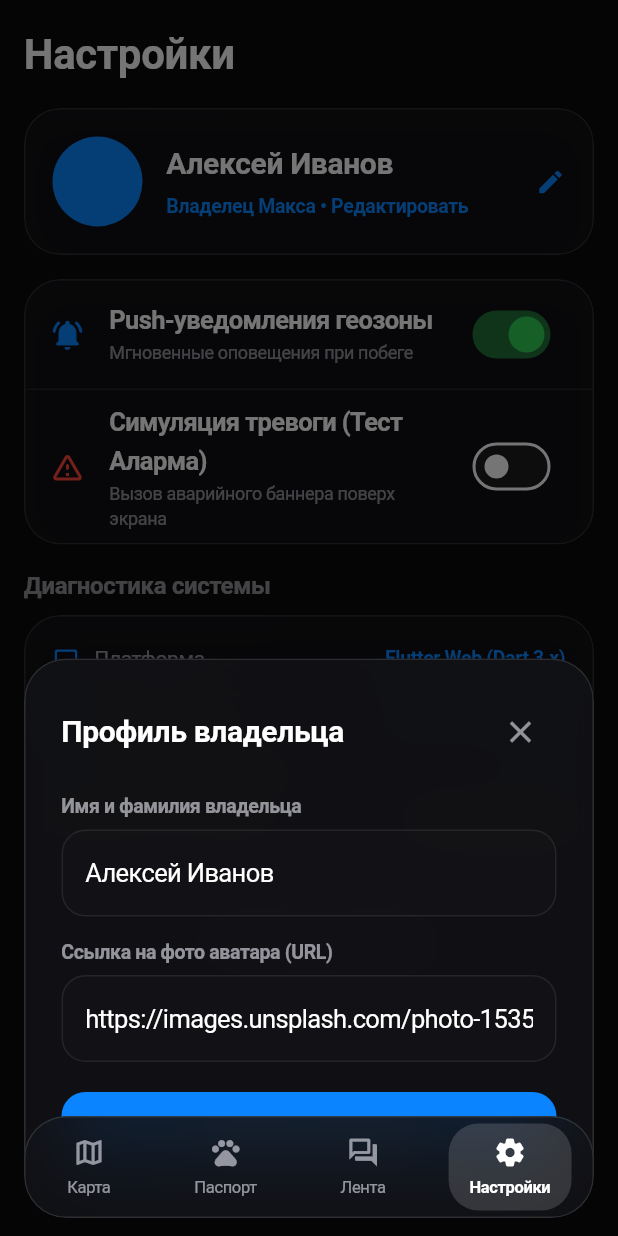
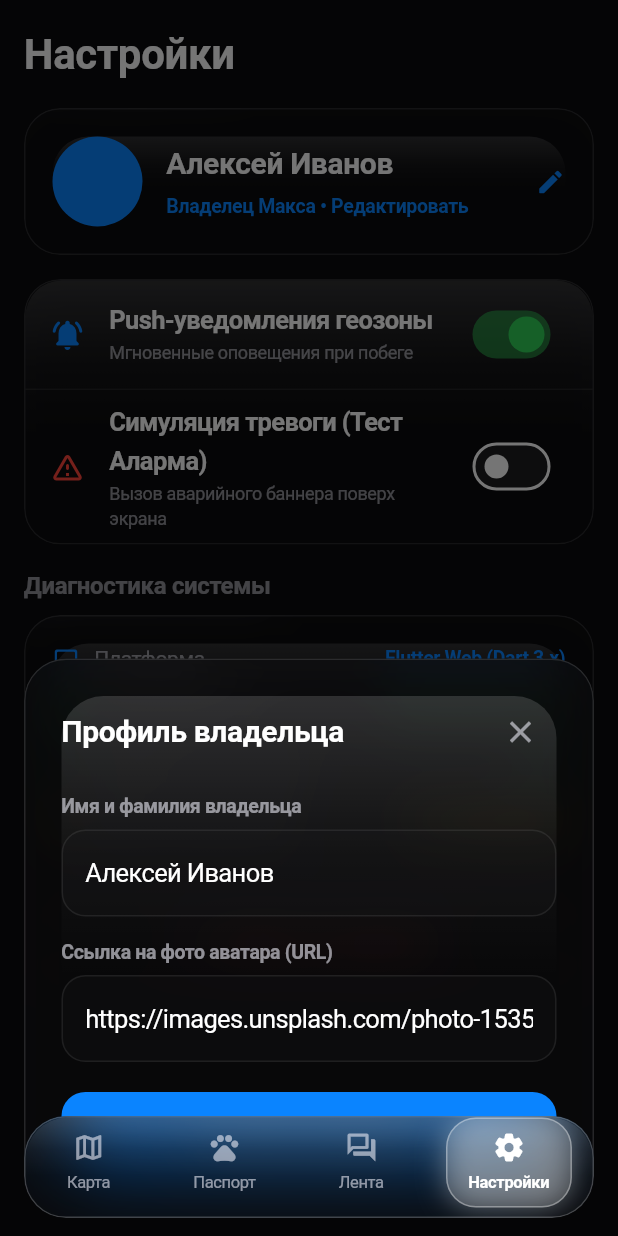
Before and after one commit to dimdimych96/pawconnect_flutter, a Flutter app: the SettingsScreen screen opened by its route, after a tap on "Алексей Иванов", on a phone screen of 412 x 824 dp. Run offline on Flutter 3.47's test engine with Material 3 defaults, Android fonts, the phone set to English and light mode, and no system bars; our stand-ins replace dio, flutter_map, flutter_riverpod, go_router, latlong2; network calls fail.

Commit message:
feat: update deps and refine Liquid Glass design
- Upgrade flutter_map to 8.3.1, latlong2 0.10.1, flutter_secure_storage 11.0.0,
  shared_preferences 2.5.5, cupertino_icons 1.0.9, flutter_lints 6.0.0
- Keep riverpod/go_router on versions compatible with corporate fork (Dart 3.9.2)
- Add Liquid Glass specular sheen gradient to glass surfaces
- Rework tab bar: morphing active pill, press-scale interactivity,
  animated icon swap, translucent glass base with top-edge specular highlight
- Replace deprecated activeColor with activeThumbColor
- Fix default widget test to render PawConnectApp

```diff
--- a/lib/core/theme/colors.dart
+++ b/lib/core/theme/colors.dart
@@ -4,7 +4,9 @@ abstract class AppColors {
   // Primary Obsidian Backgrounds
   static const Color obsidianBackground = Color(0xFF0A0A0C);
   static const Color obsidianCard = Color(0xFF1C1C1E);
-  static const Color obsidianCardTranslucent = Color(0xDC121216);
+  // Translucent glass base — roughly 30% opacity so the blurred content
+  // behind (map tiles, cards) stays clearly visible through the surface.
+  static const Color obsidianCardTranslucent = Color(0x4D121216);
   static const Color obsidianGlassSurface = Color(0x301C1C1E);
 
   // Glass Borders
@@ -33,6 +35,19 @@ abstract class AppColors {
     ],
   );
 
+  // Liquid Glass specular reflection — thin sheen along the very top edge
+  // only, so the glass reads as glass without a visible gradient wash.
+  static const LinearGradient glassSpecular = LinearGradient(
+    begin: Alignment.topCenter,
+    end: Alignment(0.0, 0.18),
+    colors: [
+      Color(0x26FFFFFF),
+      Color(0x0AFFFFFF),
+      Color(0x00FFFFFF),
+    ],
+    stops: [0.0, 0.55, 1.0],
+  );
+
   static const LinearGradient obsidianGradient = LinearGradient(
     begin: Alignment.topCenter,
     end: Alignment.bottomCenter,
--- a/lib/core/widgets/glass_widgets.dart
+++ b/lib/core/widgets/glass_widgets.dart
@@ -39,6 +39,8 @@ class GlassContainer extends StatelessWidget {
       height: height,
       padding: padding,
       decoration: BoxDecoration(
+        // Translucent dark base — the blurred content behind stays visible
+        // through the glass (roughly 35% opacity, see obsidianCardTranslucent).
         color: effectiveBg,
         borderRadius: BorderRadius.circular(borderRadius),
         border: Border.all(
@@ -53,7 +55,24 @@ class GlassContainer extends StatelessWidget {
           ),
         ],
       ),
-      child: child,
+      child: Stack(
+        children: [
+          // Liquid Glass specular sheen — subtle reflected light across the
+          // top edge, the signature "glass" cue. No white frost overlay:
+          // translucency comes from the blurred content behind the base tint.
+          Positioned.fill(
+            child: IgnorePointer(
+              child: DecoratedBox(
+                decoration: BoxDecoration(
+                  borderRadius: BorderRadius.circular(borderRadius),
+                  gradient: AppColors.glassSpecular,
+                ),
+              ),
+            ),
+          ),
+          child,
+        ],
+      ),
     );
 
     Widget glass = Padding(
--- a/lib/features/profile/pet_profile_screen.dart
+++ b/lib/features/profile/pet_profile_screen.dart
@@ -512,7 +512,7 @@ class PetProfileScreen extends ConsumerWidget {
                           // Riverpod Toggle Switch
                           Switch.adaptive(
                             value: reminder.isCompleted,
-                            activeColor: AppColors.accentGreen,
+                            activeThumbColor: AppColors.accentGreen,
                             onChanged: (val) {
                               remindersNotifier.toggleReminder(reminder.id, val);
                             },
--- a/lib/features/settings/settings_screen.dart
+++ b/lib/features/settings/settings_screen.dart
@@ -144,7 +144,7 @@ class SettingsScreen extends ConsumerWidget {
                     subtitle: const Text('Мгновенные оповещения при побеге', style: TextStyle(color: AppColors.textSecondary, fontSize: 12)),
                     trailing: Switch.adaptive(
                       value: userState.pushNotificationsEnabled,
-                      activeColor: AppColors.accentGreen,
+                      activeThumbColor: AppColors.accentGreen,
                       onChanged: (val) => userNotifier.togglePushNotifications(val),
                     ),
                   ),
@@ -155,7 +155,7 @@ class SettingsScreen extends ConsumerWidget {
                     subtitle: const Text('Вызов аварийного баннера поверх экрана', style: TextStyle(color: AppColors.textSecondary, fontSize: 12)),
                     trailing: Switch.adaptive(
                       value: userState.isSimulatingBreach,
-                      activeColor: AppColors.accentRed,
+                      activeThumbColor: AppColors.accentRed,
                       onChanged: (val) => userNotifier.toggleSimulateBreach(val),
                     ),
                   ),
--- a/lib/shell/main_shell.dart
+++ b/lib/shell/main_shell.dart
@@ -60,14 +60,14 @@ class MainShell extends ConsumerWidget {
           child: ClipRRect(
             borderRadius: BorderRadius.circular(28),
             child: BackdropFilter(
-              filter: ImageFilter.blur(sigmaX: 20, sigmaY: 20),
+              filter: ImageFilter.blur(sigmaX: 24, sigmaY: 24),
               child: Container(
                 height: 68,
                 decoration: BoxDecoration(
                   color: AppColors.obsidianCardTranslucent,
                   borderRadius: BorderRadius.circular(28),
                   border: Border.all(
-                    color: AppColors.glassBorder,
+                    color: Colors.white.withValues(alpha: 0.22),
                     width: 1.0,
                   ),
                   boxShadow: [
@@ -78,7 +78,21 @@ class MainShell extends ConsumerWidget {
                     ),
                   ],
                 ),
-                child: Row(
+                child: Stack(
+                  children: [
+                    // Specular sheen along the top edge — the only "frost"
+                    // on the glass; the rest is pure blur of what's behind.
+                    Positioned.fill(
+                      child: IgnorePointer(
+                        child: DecoratedBox(
+                          decoration: BoxDecoration(
+                            borderRadius: BorderRadius.circular(28),
+                            gradient: AppColors.glassSpecular,
+                          ),
+                        ),
+                      ),
+                    ),
+                    Row(
                       mainAxisAlignment: MainAxisAlignment.spaceAround,
                       children: [
                         _NavItem(
@@ -115,6 +129,8 @@ class MainShell extends ConsumerWidget {
                         ),
                       ],
                     ),
+                  ],
+                ),
               ),
             ),
           ),
@@ -124,7 +140,7 @@ class MainShell extends ConsumerWidget {
   }
 }
 
-class _NavItem extends StatelessWidget {
+class _NavItem extends StatefulWidget {
   final IconData icon;
   final IconData activeIcon;
   final String label;
@@ -142,32 +158,71 @@ class _NavItem extends StatelessWidget {
   });
 
   @override
+  State<_NavItem> createState() => _NavItemState();
+}
+
+class _NavItemState extends State<_NavItem> {
+  bool _isPressed = false;
+
+  @override
   Widget build(BuildContext context) {
+    final isSelected = widget.isSelected;
+    final activeColor = widget.activeColor;
     final color = isSelected ? activeColor : AppColors.textSecondary;
 
-    return InkWell(
-      onTap: onTap,
-      borderRadius: BorderRadius.circular(20),
+    return GestureDetector(
+      onTap: widget.onTap,
+      onTapDown: (_) => setState(() => _isPressed = true),
+      onTapCancel: () => setState(() => _isPressed = false),
+      onTapUp: (_) => setState(() => _isPressed = false),
+      child: AnimatedScale(
+        // Interactive glass: the item dips slightly while pressed.
+        scale: _isPressed ? 0.88 : 1.0,
+        duration: const Duration(milliseconds: 120),
+        curve: Curves.easeOut,
         child: AnimatedContainer(
-        duration: const Duration(milliseconds: 200),
+          duration: const Duration(milliseconds: 250),
+          curve: Curves.easeOutCubic,
           padding: const EdgeInsets.symmetric(horizontal: 14, vertical: 8),
           decoration: isSelected
               ? BoxDecoration(
-                color: activeColor.withValues(alpha: 0.15),
+                  // Active tab "morphs" into a glowing glass pill.
+                  color: activeColor.withValues(alpha: 0.16),
                   borderRadius: BorderRadius.circular(20),
+                  border: Border.all(
+                    color: activeColor.withValues(alpha: 0.35),
+                    width: 1.0,
+                  ),
+                  boxShadow: [
+                    BoxShadow(
+                      color: activeColor.withValues(alpha: 0.35),
+                      blurRadius: 16,
+                      spreadRadius: 0.5,
+                    ),
+                  ],
                 )
               : null,
           child: Column(
             mainAxisSize: MainAxisSize.min,
             children: [
-            Icon(
-              isSelected ? activeIcon : icon,
+              AnimatedSwitcher(
+                duration: const Duration(milliseconds: 250),
+                transitionBuilder: (child, anim) => ScaleTransition(
+                  scale: Tween<double>(begin: 0.7, end: 1.0).animate(
+                    CurvedAnimation(parent: anim, curve: Curves.easeOutBack),
+                  ),
+                  child: child,
+                ),
+                child: Icon(
+                  isSelected ? widget.activeIcon : widget.icon,
+                  key: ValueKey(isSelected),
                   color: color,
                   size: 22,
                 ),
+              ),
               const SizedBox(height: 4),
               Text(
-              label,
+                widget.label,
                 style: TextStyle(
                   fontSize: 11,
                   fontWeight: isSelected ? FontWeight.bold : FontWeight.normal,
@@ -177,6 +232,7 @@ class _NavItem extends StatelessWidget {
             ],
           ),
         ),
+      ),
     );
   }
 }
```
Also changed, not shown: pubspec.yaml (+6 -6 lines), pubspec.lock, 1 other file. Lines whose indentation alone changed are shown as unchanged.
